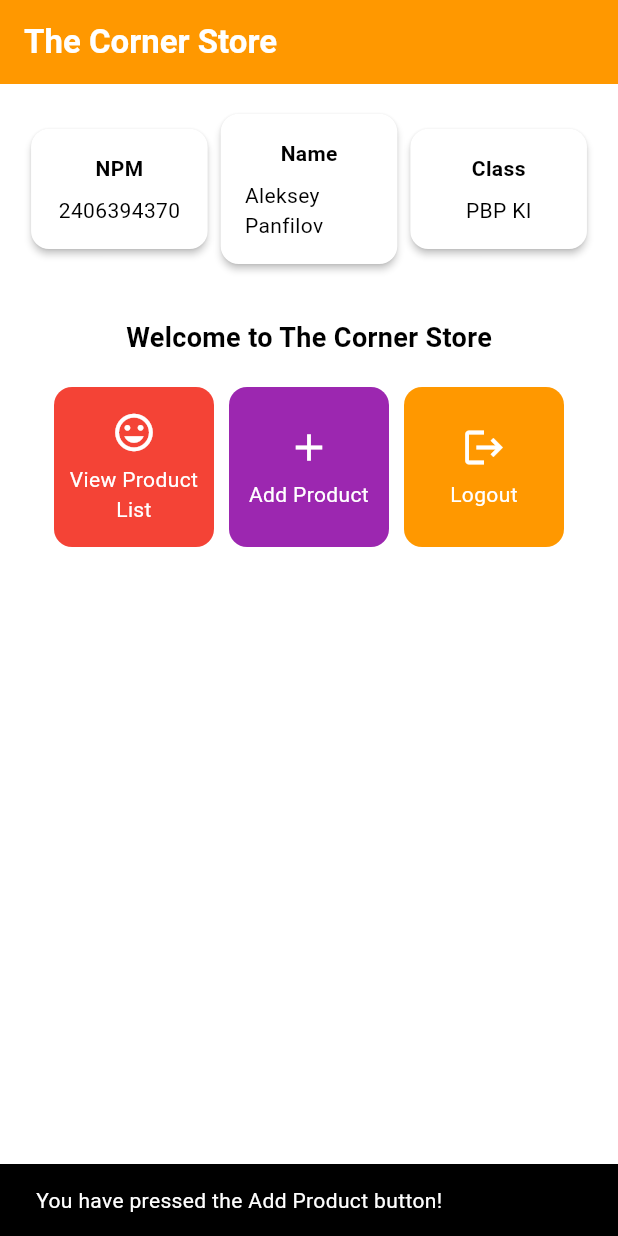
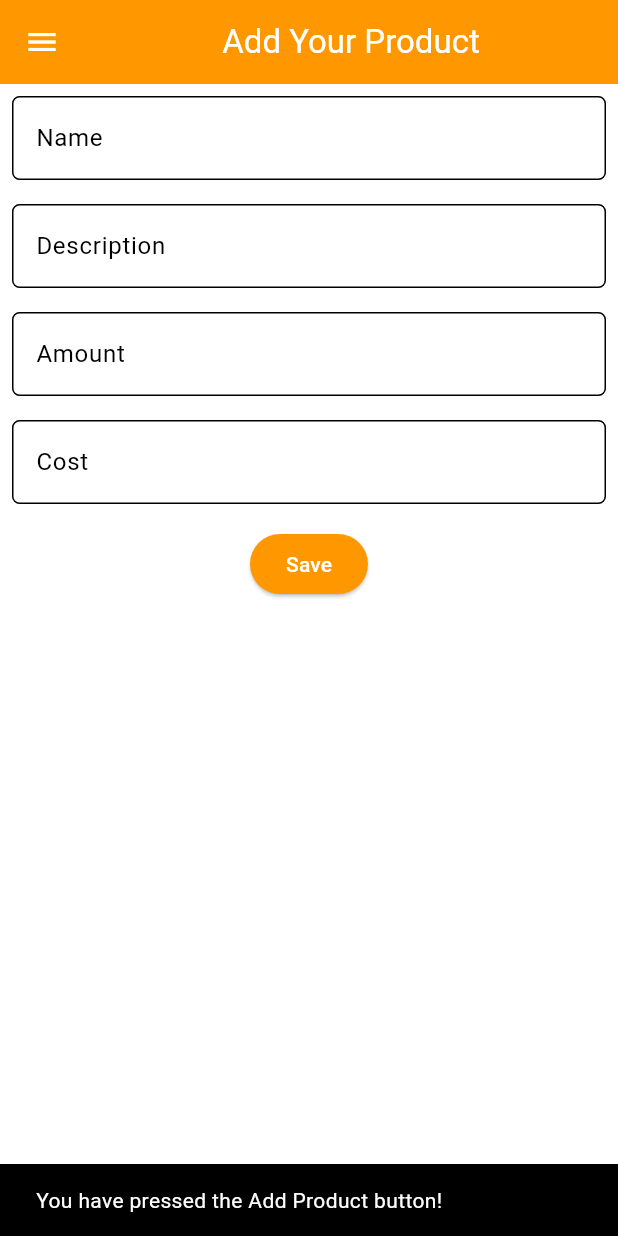
Before and after one commit to ankou-k/corner-store-inventory-mobile, a Flutter app: the screen it shows after launch, after a tap on "Add Product", on a phone screen of 412 x 824 dp. Run offline on Flutter 3.47's test engine with Material 3 defaults, Android fonts, the light colour scheme and no system bars.

Commit message:
assignment 8

```diff
--- a/lib/main.dart
+++ b/lib/main.dart
@@ -1,5 +1,5 @@
 import 'package:flutter/material.dart';
-import 'package:corner_store_mobile/menu.dart';
+import 'package:corner_store_mobile/screens/menu.dart';
 
 void main() {
   runApp(const MyApp());
--- a/lib/menu.dart
+++ b/lib/screens/menu.dart
@@ -1,4 +1,7 @@
 import 'package:flutter/material.dart';
+// Import drawer widget
+import 'package:corner_store_mobile/widgets/left_drawer.dart';
+import 'package:corner_store_mobile/widgets/menu_button_cards.dart';
 
 class MyHomePage extends StatelessWidget {
     final String npm = '2406394370'; // NPM
@@ -28,6 +31,8 @@
         // The background color of the AppBar is obtained from the application theme color scheme.
         backgroundColor: Theme.of(context).colorScheme.primary,
       ),
+      // Add drawer as a parameter value for the drawer attribute of the Scaffold widget
+      drawer: const LeftDrawer(),
       // Body of the page with paddings around it.
       body: Padding(
         padding: const EdgeInsets.all(16.0),
@@ -123,64 +128,3 @@
     );
   }
 }
-
-class ItemHomepage {
-    final String name;
-    final IconData icon;
-    final MaterialColor color;
-
-    ItemHomepage(this.name, this.icon, this.color);
-}
-
-class ItemCard extends StatelessWidget {
-  // Display the card with an icon and name.
-
-  final ItemHomepage item;
-
-  const ItemCard(this.item, {super.key});
-
-  @override
-  Widget build(BuildContext context) {
-    return Material(
-      // Specify the background color of the application theme.
-      color: item.color,
-      // Round the card border.
-      borderRadius: BorderRadius.circular(12),
-
-      child: InkWell(
-        // Action when the card is pressed.
-        onTap: () {
-          // Display the SnackBar message when the card is pressed.
-          ScaffoldMessenger.of(context)
-            ..hideCurrentSnackBar()
-            ..showSnackBar(
-              SnackBar(content: Text("You have pressed the ${item.name} button!"))
-            );
-        },
-        // Container to store the Icon and Text
-        child: Container(
-          padding: const EdgeInsets.all(8),
-          child: Center(
-            child: Column(
-              // Place the Icon and Text in the center of the card.
-              mainAxisAlignment: MainAxisAlignment.center,
-              children: [
-                Icon(
-                  item.icon,
-                  color: Colors.white,
-                  size: 30.0,
-                ),
-                const Padding(padding: EdgeInsets.all(3)),
-                Text(
-                  item.name,
-                  textAlign: TextAlign.center,
-                  style: const TextStyle(color: Colors.white),
-                ),
-              ],
-            ),
-          ),
-        ),
-      ),
-    );
-  }
-}
--- /dev/null
+++ b/lib/screens/product_entry_form.dart
@@ -0,0 +1,191 @@
+import 'package:flutter/material.dart';
+// Import the previously created drawer
+import 'package:corner_store_mobile/widgets/left_drawer.dart';
+
+class ProductEntryFormPage extends StatefulWidget {
+  const ProductEntryFormPage({super.key});
+
+  @override
+  State<ProductEntryFormPage> createState() => _ProductEntryFormPageState();
+}
+
+class _ProductEntryFormPageState extends State<ProductEntryFormPage> {
+  final _formKey = GlobalKey<FormState>();
+  String _name = "";
+  String _description = "";
+  int _amount = 0;
+  double _cost = 0;
+
+  @override
+  Widget build(BuildContext context) {
+    return Scaffold(
+        appBar: AppBar(
+            title: const Center(
+            child: Text(
+                'Add Your Product',
+            ),
+            ),
+            backgroundColor: Theme.of(context).colorScheme.primary,
+            foregroundColor: Colors.white,
+        ),
+        // Add the created drawer here
+        drawer: const LeftDrawer(),
+        body: Form(
+            key: _formKey,
+            child: SingleChildScrollView(
+              child: Column(
+                crossAxisAlignment: CrossAxisAlignment.start,
+                children: [
+                  Padding(
+                    padding: const EdgeInsets.all(8.0),
+                    child: TextFormField(
+                      decoration: InputDecoration(
+                        hintText: "Name",
+                        labelText: "Name",
+                        border: OutlineInputBorder(
+                          borderRadius: BorderRadius.circular(5.0),
+                        ),
+                      ),
+                      onChanged: (String? value) {
+                        setState(() {
+                          _name = value!;
+                        });
+                      },
+                      validator: (String? value) {
+                        if (value == null || value.isEmpty) {
+                          return "Name cannot be empty!";
+                        }
+                        return null;
+                      },
+                    ),
+                  ),
+                  Padding(
+                    padding: const EdgeInsets.all(8.0),
+                    child: TextFormField(
+                      decoration: InputDecoration(
+                        hintText: "Description",
+                        labelText: "Description",
+                        border: OutlineInputBorder(
+                          borderRadius: BorderRadius.circular(5.0),
+                        ),
+                      ),
+                      onChanged: (String? value) {
+                        setState(() {
+                          _description = value!;
+                        });
+                      },
+                      validator: (String? value) {
+                        if (value == null || value.isEmpty) {
+                          return "Description cannot be empty!";
+                        }
+                        return null;
+                      },
+                    ),
+                  ),
+                  Padding(
+                    padding: const EdgeInsets.all(8.0),
+                    child: TextFormField(
+                      decoration: InputDecoration(
+                        hintText: "Amount",
+                        labelText: "Amount",
+                        border: OutlineInputBorder(
+                          borderRadius: BorderRadius.circular(5.0),
+                        ),
+                      ),
+                      onChanged: (String? value) {
+                        setState(() {
+                          _amount = int.tryParse(value!) ?? 0;
+                        });
+                      },
+                      validator: (String? value) {
+                        if (value == null || value.isEmpty) {
+                          return "Amount cannot be empty!";
+                        }
+                        if (int.tryParse(value) == null) {
+                          return "Amount must be a number!";
+                        }
+                        return null;
+                      },
+                    ),
+                  ),
+                  Padding(
+                    padding: const EdgeInsets.all(8.0),
+                    child: TextFormField(
+                      decoration: InputDecoration(
+                        hintText: "Cost",
+                        labelText: "Cost",
+                        border: OutlineInputBorder(
+                          borderRadius: BorderRadius.circular(5.0),
+                        ),
+                      ),
+                      onChanged: (String? value) {
+                        setState(() {
+                          _cost = double.tryParse(value!) ?? 0;
+                        });
+                      },
+                      validator: (String? value) {
+                        if (value == null || value.isEmpty) {
+                          return "Cost cannot be empty!";
+                        }
+                        if (double.tryParse(value) == null) {
+                          return "Cost must be a number!";
+                        }
+                        return null;
+                      },
+                    ),
+                  ),
+                  Align(
+                    alignment: Alignment.bottomCenter,
+                    child: Padding(
+                      padding: const EdgeInsets.all(8.0),
+                      child: ElevatedButton(
+                        style: ButtonStyle(
+                          backgroundColor: WidgetStateProperty.all(
+                              Theme.of(context).colorScheme.primary),
+                        ),
+                        onPressed: () {
+                          if (_formKey.currentState!.validate()) {
+                            showDialog(
+                              context: context,
+                              builder: (context) {
+                                return AlertDialog(
+                                  title: const Text('Product successfully saved'),
+                                  content: SingleChildScrollView(
+                                    child: Column(
+                                      crossAxisAlignment: CrossAxisAlignment.start,
+                                      children: [
+                                        Text('Product name: $_name'),
+                                        Text('Description: $_description'),
+                                        Text('Amount: $_amount'),
+                                        Text('Cost: \$ $_cost'),
+                                      ],
+                                    ),
+                                  ),
+                                  actions: [
+                                    TextButton(
+                                      child: const Text('OK'),
+                                      onPressed: () {
+                                        Navigator.pop(context);
+                                        _formKey.currentState!.reset();
+                                      },
+                                    ),
+                                  ],
+                                );
+                              },
+                            );
+                          }
+                        },
+                        child: const Text(
+                          "Save",
+                          style: TextStyle(color: Colors.white),
+                        ),
+                      ),
+                    ),
+                  ),
+                ],
+              ),
+            ),
+        ),
+    );
+  }
+}
--- /dev/null
+++ b/lib/widgets/left_drawer.dart
@@ -0,0 +1,71 @@
+import 'package:flutter/material.dart';
+import 'package:corner_store_mobile/screens/menu.dart';
+import 'package:corner_store_mobile/screens/product_entry_form.dart';
+
+class LeftDrawer extends StatelessWidget {
+  const LeftDrawer({super.key});
+
+  @override
+  Widget build(BuildContext context) {
+    return Drawer(
+      child: ListView(
+        children: [
+            DrawerHeader(
+                // Drawer header section
+                decoration: BoxDecoration(
+                    color: Theme.of(context).colorScheme.primary,
+                ),
+                child: const Column(
+                    children: [
+                        Text(
+                            'Corner Store Inventory Tracker',
+                            textAlign: TextAlign.center,
+                            style: TextStyle(
+                                fontSize: 24,
+                                fontWeight: FontWeight.bold,
+                                color: Colors.white,
+                            ),
+                        ),
+                        Padding(padding: EdgeInsets.all(8)),
+                        Text(
+                            "Track your inventory every day here!",
+                            textAlign: TextAlign.center,
+                            style: TextStyle(
+                                fontSize: 15,
+                                fontWeight: FontWeight.normal,
+                                color: Colors.white,
+                            ),
+                        ),
+                    ],
+                ),
+            ),
+            // Routing section
+            ListTile(
+                leading: const Icon(Icons.home_outlined),
+                title: const Text('Home Page'),
+                // Redirection part to MyHomePage
+                onTap: () {
+                Navigator.pushReplacement(
+                    context,
+                    MaterialPageRoute(
+                        builder: (context) => MyHomePage(),
+                    ));
+                },
+            ),
+            ListTile(
+                leading: const Icon(Icons.mood),
+                title: const Text('Add Product'),
+                // Redirection part to ProductEntryFormPage
+                onTap: () {
+                Navigator.pushReplacement(
+                    context,
+                    MaterialPageRoute(
+                        builder: (context) => ProductEntryFormPage(),
+                    ));
+                },
+            ),
+        ],
+      ),
+    );
+  }
+}
--- /dev/null
+++ b/lib/widgets/menu_button_cards.dart
@@ -0,0 +1,73 @@
+import 'package:flutter/material.dart';
+import 'package:corner_store_mobile/screens/product_entry_form.dart';
+
+class ItemHomepage {
+    final String name;
+    final IconData icon;
+    final MaterialColor color;
+
+    ItemHomepage(this.name, this.icon, this.color);
+}
+
+class ItemCard extends StatelessWidget {
+  // Display the card with an icon and name.
+
+  final ItemHomepage item;
+
+  const ItemCard(this.item, {super.key});
+
+  @override
+  Widget build(BuildContext context) {
+    return Material(
+      // Specify the background color of the application theme.
+      color: item.color,
+      // Round the card border.
+      borderRadius: BorderRadius.circular(12),
+
+      child: InkWell(
+        // Action when the card is pressed.
+        onTap: () {
+          // Display the SnackBar message when the card is pressed.
+          ScaffoldMessenger.of(context)
+            ..hideCurrentSnackBar()
+            ..showSnackBar(
+              SnackBar(content: Text("You have pressed the ${item.name} button!"))
+            );
+
+          // Navigate to the appropriate route (depending on the button type)
+          if (item.name == "Add Product") {
+            // Use Navigator.push to navigate to a MaterialPageRoute that includes ProductEntryFormPage.
+            Navigator.pushReplacement(
+                    context,
+                    MaterialPageRoute(
+                        builder: (context) => ProductEntryFormPage(),
+                    ));
+          }
+        },
+        // Container to store the Icon and Text
+        child: Container(
+          padding: const EdgeInsets.all(8),
+          child: Center(
+            child: Column(
+              // Place the Icon and Text in the center of the card.
+              mainAxisAlignment: MainAxisAlignment.center,
+              children: [
+                Icon(
+                  item.icon,
+                  color: Colors.white,
+                  size: 30.0,
+                ),
+                const Padding(padding: EdgeInsets.all(3)),
+                Text(
+                  item.name,
+                  textAlign: TextAlign.center,
+                  style: const TextStyle(color: Colors.white),
+                ),
+              ],
+            ),
+          ),
+        ),
+      ),
+    );
+  }
+}
```
Also changed, not shown: 1 other file.
